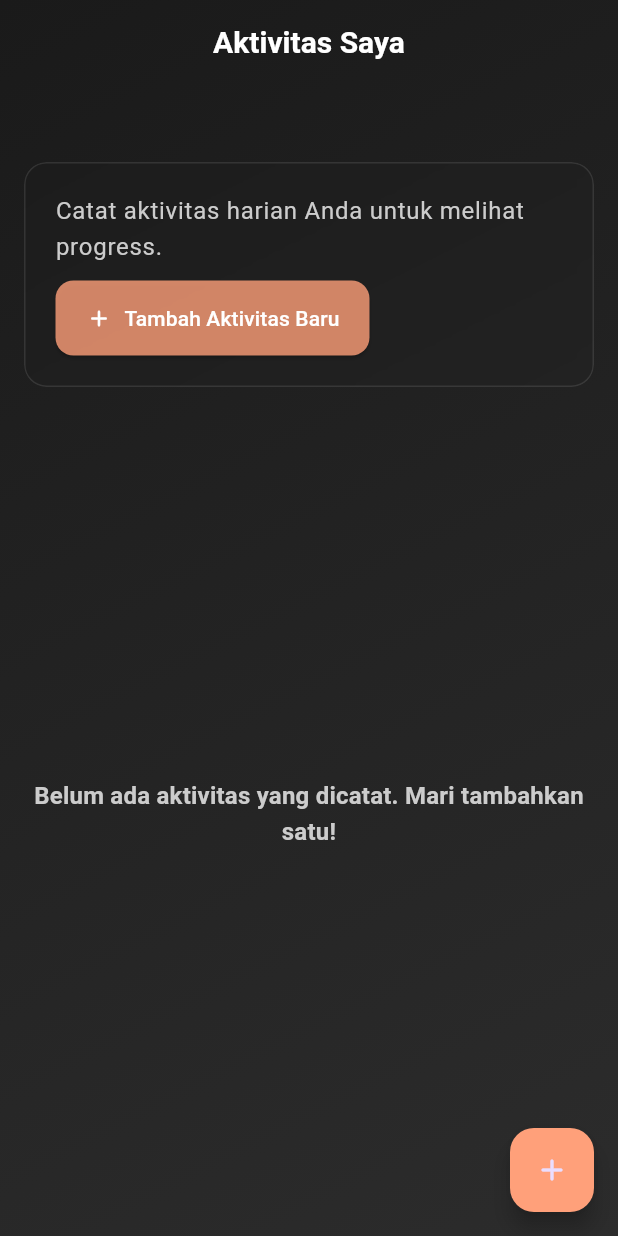
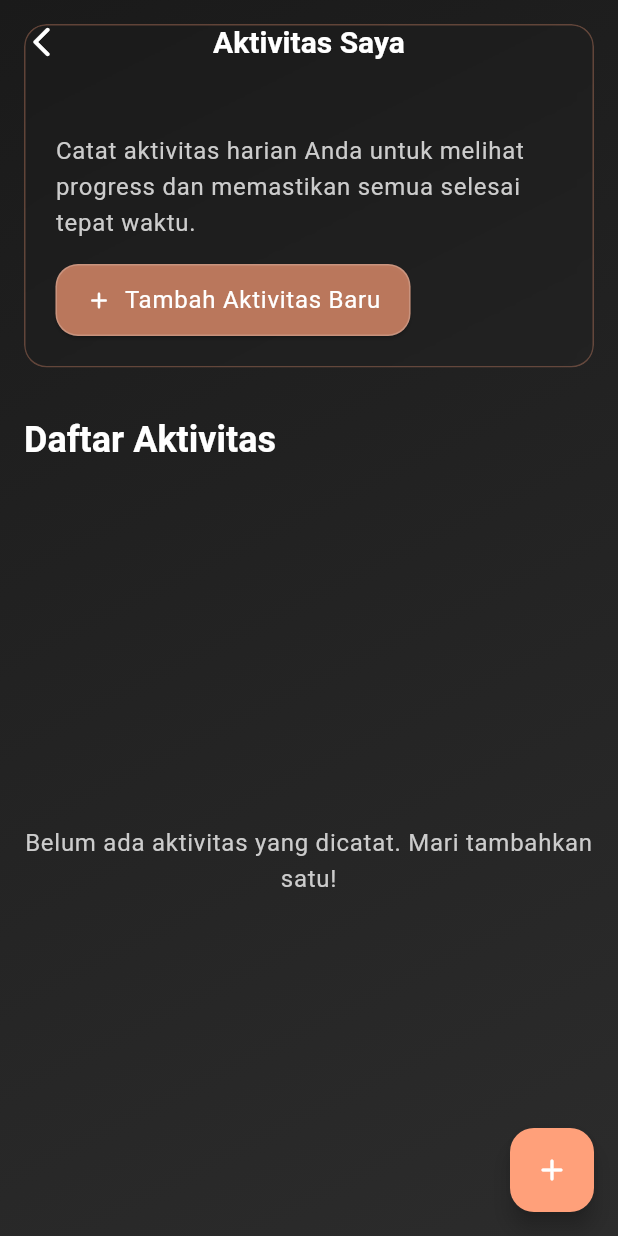
Before and after one commit to wahyualif23014/HirudoraXriverpod, a Flutter app: the ActivitiesPage screen opened by its route, on a phone screen of 412 x 824 dp. Run offline on Flutter 3.47's test engine with Material 3 defaults, Android fonts, the phone set to English and light mode, and no system bars; our stand-ins replace dartz, equatable, firebase_core, flutter_riverpod, flutter_slidable, go_router and 2 more; accounts and stored records are empty; generated files the repository leaves out were written again.

Commit message:
new actifity page

```diff
--- a/lib/features/activities/presentation/pages/activities_page.dart
+++ b/lib/features/activities/presentation/pages/activities_page.dart
@@ -2,15 +2,15 @@
 
 import 'package:flutter/material.dart';
 import 'package:flutter_riverpod/flutter_riverpod.dart';
-import 'package:go_router/go_router.dart';
+import 'package:go_router/go_router.dart'; // Pastikan GoRouter diimpor
 
 import '../../../../core/widgets/app_scaffold.dart';
 import '../../../../core/widgets/glass_container.dart';
 import '../../../../app/themes/colors.dart';
+import '../../../../app/themes/app_theme.dart'; // Untuk AppTextStyles
 import '../../../../app/routes/routes.dart';
 
-// Import ActivityListPage
-import 'activity_list_page.dart'; // Sesuaikan path jika berbeda
+import 'activity_list_page.dart'; // Pastikan path ini benar
 
 class ActivitiesPage extends ConsumerWidget {
   const ActivitiesPage({super.key});
@@ -19,59 +19,122 @@ class ActivitiesPage extends ConsumerWidget {
   Widget build(BuildContext context, WidgetRef ref) {
     return AppScaffold(
       const SizedBox(height: 15),
+      leading: IconButton(
+        icon: const Icon(
+          Icons.arrow_back_ios_rounded,
+          color: AppColors.primaryText,
+        ), // Icon panah back
+        onPressed: () {
+          context.go(AppRoutes.homePath);
+        },
+      ),
       title: 'Aktivitas Saya',
-      body: Padding(
-        padding: const EdgeInsets.all(16.0),
+      body: CustomScrollView(
+        // Menggunakan CustomScrollView untuk tata letak yang benar
+        slivers: [
+          // Bagian informasi/summary di atas daftar
+          SliverPadding(
+            padding: const EdgeInsets.symmetric(
+              horizontal: 16.0,
+              vertical: 16.0,
+            ),
+            sliver: SliverToBoxAdapter(
+              child: GlassContainer(
+                borderRadius: 15,
+                padding: const EdgeInsets.all(20),
+                blur: 10,
+                opacity: 0.15,
+                linearGradientColors: [
+                  AppColors.accentOrange.withOpacity(0.2),
+                  AppColors.secondaryBackground.withOpacity(0.1),
+                ],
+                customBorder: Border.all(
+                  color: AppColors.accentOrange.withOpacity(0.3),
+                  width: 1,
+                ),
                 child: Column(
                   crossAxisAlignment: CrossAxisAlignment.start,
                   children: [
                     Text(
                       '',
-              style: Theme.of(context).textTheme.headlineSmall?.copyWith(color: AppColors.primaryText),
+                      style: Theme.of(
+                        context,
+                      ).textTheme.headlineSmall?.copyWith(
+                        color: AppColors.primaryText,
+                        fontWeight: FontWeight.bold,
                       ),
-            const SizedBox(height: 60),
-            GlassContainer(
-              borderRadius: 15,
-              padding: const EdgeInsets.all(20),
-              linearGradientColors: [
-                AppColors.accentOrange.withOpacity(0.2),
-                AppColors.secondaryBackground.withOpacity(0.1),
-              ],
-              child: Column(
-                crossAxisAlignment: CrossAxisAlignment.start,
-                children: [
+                    ),
+                    const SizedBox(height: 20),
                     Text(
-                    'Catat aktivitas harian Anda untuk melihat progress.',
-                    style: Theme.of(context).textTheme.bodyLarge?.copyWith(color: AppColors.secondaryText),
+                      'Catat aktivitas harian Anda untuk melihat progress dan memastikan semua selesai tepat waktu.',
+                      style: Theme.of(context).textTheme.bodyLarge?.copyWith(
+                        color: AppColors.secondaryText,
                       ),
-                  const SizedBox(height: 10),
+                    ),
+                    const SizedBox(height: 15),
                     ElevatedButton.icon(
                       onPressed: () {
-                      context.go(AppRoutes.addActivityPath);
+                        context.go(
+                          AppRoutes.addActivityPath,
+                        ); // Navigasi menggunakan GoRouter
                       },
-                    icon: const Icon(Icons.add_rounded),
-                    label: const Text('Tambah Aktivitas Baru'),
+                      icon: const Icon(
+                        Icons.add_rounded,
+                        color: AppColors.primaryText,
+                      ),
+                      label: Text(
+                        'Tambah Aktivitas Baru',
+                        style: Theme.of(context).textTheme.bodyLarge?.copyWith(
+                          color: AppColors.primaryText,
+                        ),
+                      ),
                       style: ElevatedButton.styleFrom(
-                      backgroundColor: AppColors.accentOrange.withOpacity(0.8),
+                        backgroundColor: AppColors.accentOrange.withOpacity(
+                          0.7,
+                        ),
+                        shape: RoundedRectangleBorder(
+                          borderRadius: BorderRadius.circular(15),
+                          side: BorderSide(
+                            color: AppColors.primaryText.withOpacity(0.2),
+                          ),
+                        ),
+                        padding: const EdgeInsets.symmetric(
+                          horizontal: 20,
+                          vertical: 12,
+                        ),
                       ),
                     ),
                   ],
                 ),
               ),
-            const SizedBox(height: 20),
-            // Mengganti placeholder dengan ActivityListPage
-            Expanded(
-              child: ActivityListPage(), // <--- INI PENTING
             ),
+          ),
+
+          // Judul "Daftar Aktivitas" sebelum daftar aktual
+          SliverPadding(
+            padding: const EdgeInsets.fromLTRB(16.0, 16.0, 16.0, 15.0),
+            sliver: SliverToBoxAdapter(
+              child: Text(
+                'Daftar Aktivitas',
+                style: Theme.of(context).textTheme.headlineSmall?.copyWith(
+                  color: AppColors.primaryText,
+                ),
+              ),
+            ),
+          ),
+
+          // Memasukkan ActivityListPage langsung sebagai sliver
+          // ActivityListPage.build(context, ref) akan menghasilkan SliverList atau SliverFillRemaining
+          ActivityListPage().build(context, ref),
         ],
-        ),
       ),
       floatingActionButton: FloatingActionButton(
         onPressed: () {
           context.go(AppRoutes.addActivityPath);
         },
-        child: Icon(Icons.add_rounded),
+        child: const Icon(Icons.add_rounded, color: AppColors.primaryText),
         backgroundColor: AppColors.accentOrange,
+        tooltip: 'Tambah Aktivitas Baru',
       ),
     );
   }
```
Also changed, not shown: lib/features/activities/presentation/pages/activity_list_page.dart (+201 -107 lines). Lines whose indentation alone changed are shown as unchanged.
